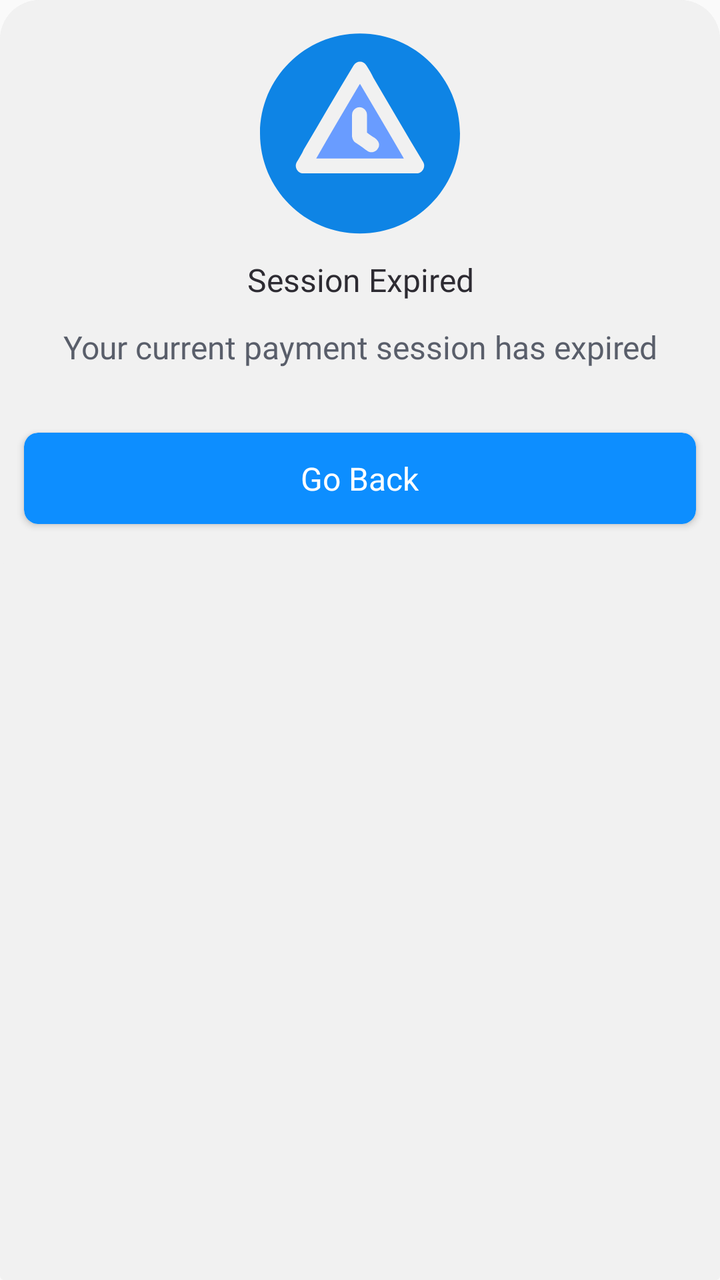
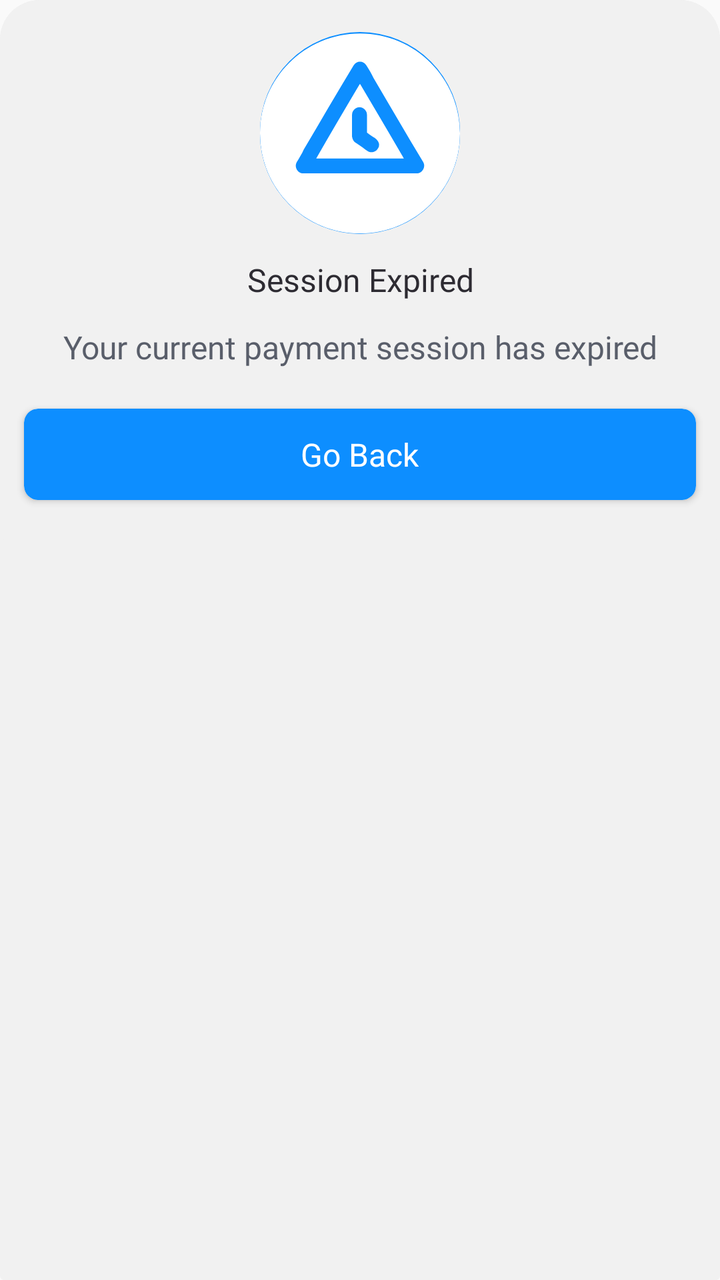

Compare the two renders of this Android layout. The source of the first and the diff that turns it into the second are given below.
<!-- AndroidManifest.xml: application theme AppTheme -->
<!-- res/layout/fragment_session_expire.xml -->
<?xml version="1.0" encoding="utf-8"?>
<androidx.coordinatorlayout.widget.CoordinatorLayout xmlns:android="http://schemas.android.com/apk/res/android"
    xmlns:app="http://schemas.android.com/apk/res-auto"
    android:layout_width="match_parent"
    android:layout_height="wrap_content"
    android:background="@drawable/bottom_sheet_bg">

    <FrameLayout
        android:id="@+id/frameLayout1"
        android:layout_width="match_parent"
        android:layout_height="wrap_content"
        android:background="@drawable/bottom_sheet_bg">

        <androidx.constraintlayout.widget.ConstraintLayout
            android:id="@+id/constraintLayout123"
            android:layout_width="match_parent"
            android:layout_height="wrap_content"
            android:background="@drawable/bottom_sheet_bg">


            <androidx.cardview.widget.CardView
                android:id="@+id/retryButton"
                android:layout_width="match_parent"
                android:layout_height="wrap_content"
                android:clickable="true"
                android:elevation="0dp"
                app:cardCornerRadius="7dp"
                android:layout_marginStart="12dp"
                android:layout_marginEnd="12dp"
                android:layout_marginBottom="20dp"
                android:layout_marginTop="32dp"
                android:background="#0D8EFF"
                app:layout_constraintBottom_toBottomOf="parent"
                app:layout_constraintTop_toBottomOf="@+id/textView12"
                app:layout_constraintStart_toStartOf="parent"
                app:layout_constraintEnd_toEndOf="parent">

                <RelativeLayout
                    android:id="@+id/proceedButtonRelativeLayout"
                    android:layout_width="match_parent"
                    android:layout_height="wrap_content"
                    android:background="@drawable/button_bg"
                    android:padding="12dp">
                    <ProgressBar
                        android:id="@+id/progressBar"
                        android:layout_width="15dp"
                        android:layout_height="15dp"
                        android:layout_centerInParent="true"
                        android:indeterminateDrawable="@drawable/loader_01"
                        android:rotation="90"
                        android:visibility="gone"/>

                    <TextView
                        android:id="@+id/textView6"
                        android:layout_width="wrap_content"
                        android:layout_height="wrap_content"
                        android:layout_centerInParent="true"
                        android:fontFamily="@font/poppins_semibold"
                        android:text="Go Back"
                        android:textColor="#FFFFFF"
                        android:textSize="16sp" />

                </RelativeLayout>
            </androidx.cardview.widget.CardView>

            <TextView
                android:id="@+id/textView11"
                android:layout_width="wrap_content"
                android:layout_height="wrap_content"
                android:layout_marginTop="12dp"
                android:fontFamily="@font/poppins_semibold"
                android:gravity="center"
                android:text="Session Expired"
                android:textColor="#2D2B32"
                android:textSize="16sp"
                app:layout_constraintEnd_toEndOf="@+id/imageView9"
                app:layout_constraintStart_toStartOf="@+id/imageView9"
                app:layout_constraintTop_toBottomOf="@+id/imageView9" />

            <TextView
                android:id="@+id/textView12"
                android:layout_width="wrap_content"
                android:layout_height="wrap_content"
                android:paddingStart="16dp"
                android:layout_marginTop="12dp"
                android:paddingEnd="16dp"
                android:fontFamily="@font/poppins"
                android:gravity="center"
                android:text="Your current payment session has expired"
                android:textColor="#595E6A"
                android:textSize="16sp"
                app:layout_constraintEnd_toEndOf="@+id/imageView9"
                app:layout_constraintStart_toStartOf="@+id/imageView9"
                app:layout_constraintTop_toBottomOf="@+id/textView11" />

            <ImageView
                android:id="@+id/imageView9"
                android:layout_width="wrap_content"
                android:layout_height="wrap_content"
                android:layout_marginTop="16dp"
                android:src="@drawable/ic_session_timedout"
                app:layout_constraintEnd_toEndOf="parent"
                app:layout_constraintStart_toStartOf="parent"
                app:layout_constraintTop_toTopOf="parent" />

        </androidx.constraintlayout.widget.ConstraintLayout>


    </FrameLayout>

</androidx.coordinatorlayout.widget.CoordinatorLayout>
<!-- resources referenced by this layout -->
<resources>
  <!-- drawable bottom_sheet_bg (drawable) -->
  <?xml version="1.0" encoding="utf-8"?>
  <shape xmlns:android="http://schemas.android.com/apk/res/android">
      <solid android:color="#F1F1F1"/>
      <corners android:topLeftRadius="20dp"
          android:topRightRadius="20dp"
          android:bottomLeftRadius="2dp"
          android:bottomRightRadius="2dp"/>
  </shape>
  <!-- drawable button_bg (drawable) -->
  <?xml version="1.0" encoding="utf-8"?>
  <shape xmlns:android="http://schemas.android.com/apk/res/android">
  <solid android:color="#0D8EFF"/>
      <corners android:radius="7dp"/>
  </shape>
  <!-- drawable ic_session_timedout (drawable) -->
  <vector xmlns:android="http://schemas.android.com/apk/res/android"
      android:width="100dp"
      android:height="101dp"
      android:viewportWidth="100"
      android:viewportHeight="101">
      <path
          android:pathData="M50,25.92C49.75,26.17 49.75,26.42 49.5,26.66C42.29,38.85 35.07,51.04 28.11,63.23C28.36,63.23 28.36,63.23 28.61,63.23C43.03,63.23 57.46,63.23 71.89,63.23C71.89,62.98 71.64,62.98 71.64,62.73C64.43,50.3 57.21,38.11 50,25.92ZM58.95,58.26C57.96,60 55.47,60.74 53.73,59.5C52.49,58.75 51.49,57.76 50.25,57.01C49.75,56.52 49,56.27 48.51,55.77C48.26,55.77 48.26,55.52 48.01,55.52C46.77,54.77 46.27,53.78 46.02,52.29C46.02,51.29 46.02,50.3 46.02,49.3C46.02,46.57 46.02,44.08 46.02,41.34C46.02,39.35 47.76,37.61 49.75,37.61C51.74,37.61 53.48,39.35 53.48,41.34C53.48,44.33 53.48,47.31 53.48,50.3C54.73,51.29 56.22,52.29 57.46,53.03C59.45,54.53 60.2,56.52 58.95,58.26Z"
          android:fillColor="#699CFF"/>
      <path
          android:pathData="M50,0.79C22.39,0.79 0,23.18 0,50.79C0,78.41 22.39,100.79 50,100.79C77.61,100.79 100,78.41 100,50.79C100,23.18 77.61,0.79 50,0.79ZM71.39,70.7C54.73,70.7 38.31,70.7 21.64,70.7C18.91,70.7 16.92,67.46 18.41,64.97C19.65,62.98 20.9,60.99 21.89,58.76C30.1,44.82 38.31,30.65 46.77,16.72C48.26,14.23 51.74,14.23 53.23,16.72C54.48,18.71 55.72,20.7 56.72,22.93C64.93,36.86 73.13,51.04 81.59,64.97C83.08,67.46 81.09,70.7 78.36,70.7C76.12,70.7 73.63,70.7 71.39,70.7Z"
          android:fillColor="#0E84E5"/>
  </vector>
  <!-- drawable loader_01 (drawable) -->
  <vector xmlns:android="http://schemas.android.com/apk/res/android"
      android:width="20dp"
      android:height="20dp"
      android:viewportWidth="20"
      android:viewportHeight="20">
    <path
        android:pathData="M10,5.929V2.5M10,17.5V14.071M14.071,10H17.5M2.5,10H5.929M12.879,7.121L15.304,4.697M4.696,15.303L7.121,12.879M12.879,12.879L15.304,15.303M4.696,4.697L7.121,7.121"
        android:strokeLineJoin="round"
        android:strokeWidth="2"
        android:fillColor="#00000000"
        android:strokeColor="#ffffff"
        android:strokeLineCap="round"/>
  </vector>
  <style name="AppTheme" parent="Theme.AppCompat.Light.NoActionBar" />
</resources>

<!-- the commit's change to res/layout/fragment_session_expire.xml (unified diff, before → after) -->
@@ -28,7 +28,7 @@
                 android:layout_marginStart="12dp"
                 android:layout_marginEnd="12dp"
                 android:layout_marginBottom="20dp"
-                android:layout_marginTop="32dp"
+                android:layout_marginTop="20dp"
                 android:background="#0D8EFF"
                 app:layout_constraintBottom_toBottomOf="parent"
                 app:layout_constraintTop_toBottomOf="@+id/textView12"
@@ -73,9 +73,9 @@
                 android:text="Session Expired"
                 android:textColor="#2D2B32"
                 android:textSize="16sp"
-                app:layout_constraintEnd_toEndOf="@+id/imageView9"
-                app:layout_constraintStart_toStartOf="@+id/imageView9"
-                app:layout_constraintTop_toBottomOf="@+id/imageView9" />
+                app:layout_constraintEnd_toEndOf="@+id/cardview9"
+                app:layout_constraintStart_toStartOf="@+id/cardview9"
+                app:layout_constraintTop_toBottomOf="@+id/cardview9" />
 
             <TextView
                 android:id="@+id/textView12"
@@ -89,19 +89,33 @@
                 android:text="Your current payment session has expired"
                 android:textColor="#595E6A"
                 android:textSize="16sp"
-                app:layout_constraintEnd_toEndOf="@+id/imageView9"
-                app:layout_constraintStart_toStartOf="@+id/imageView9"
+                app:layout_constraintEnd_toEndOf="@+id/cardview9"
+                app:layout_constraintStart_toStartOf="@+id/cardview9"
                 app:layout_constraintTop_toBottomOf="@+id/textView11" />
 
-            <ImageView
-                android:id="@+id/imageView9"
+
+            <androidx.cardview.widget.CardView
+                android:id="@+id/cardview9"
                 android:layout_width="wrap_content"
                 android:layout_height="wrap_content"
                 android:layout_marginTop="16dp"
-                android:src="@drawable/ic_session_timedout"
+                app:cardCornerRadius="50dp"
+                android:elevation="0dp"
+                app:cardElevation="0dp"
                 app:layout_constraintEnd_toEndOf="parent"
                 app:layout_constraintStart_toStartOf="parent"
-                app:layout_constraintTop_toTopOf="parent" />
+                app:layout_constraintTop_toTopOf="parent">
+
+                <ImageView
+                    android:id="@+id/imageView9"
+                    android:layout_width="wrap_content"
+                    android:layout_height="wrap_content"
+                    android:background="#0D8EFF"
+                    android:src="@drawable/ic_session_timedout"
+                     />
+
+            </androidx.cardview.widget.CardView>
+
 
         </androidx.constraintlayout.widget.ConstraintLayout>
 
<!-- resource entries referenced after the edit -->
@@ -23,10 +23,10 @@
       android:viewportHeight="101">
       <path
           android:pathData="M50,25.92C49.75,26.17 49.75,26.42 49.5,26.66C42.29,38.85 35.07,51.04 28.11,63.23C28.36,63.23 28.36,63.23 28.61,63.23C43.03,63.23 57.46,63.23 71.89,63.23C71.89,62.98 71.64,62.98 71.64,62.73C64.43,50.3 57.21,38.11 50,25.92ZM58.95,58.26C57.96,60 55.47,60.74 53.73,59.5C52.49,58.75 51.49,57.76 50.25,57.01C49.75,56.52 49,56.27 48.51,55.77C48.26,55.77 48.26,55.52 48.01,55.52C46.77,54.77 46.27,53.78 46.02,52.29C46.02,51.29 46.02,50.3 46.02,49.3C46.02,46.57 46.02,44.08 46.02,41.34C46.02,39.35 47.76,37.61 49.75,37.61C51.74,37.61 53.48,39.35 53.48,41.34C53.48,44.33 53.48,47.31 53.48,50.3C54.73,51.29 56.22,52.29 57.46,53.03C59.45,54.53 60.2,56.52 58.95,58.26Z"
-          android:fillColor="#699CFF"/>
+          android:fillColor="#ffffff"/>
       <path
           android:pathData="M50,0.79C22.39,0.79 0,23.18 0,50.79C0,78.41 22.39,100.79 50,100.79C77.61,100.79 100,78.41 100,50.79C100,23.18 77.61,0.79 50,0.79ZM71.39,70.7C54.73,70.7 38.31,70.7 21.64,70.7C18.91,70.7 16.92,67.46 18.41,64.97C19.65,62.98 20.9,60.99 21.89,58.76C30.1,44.82 38.31,30.65 46.77,16.72C48.26,14.23 51.74,14.23 53.23,16.72C54.48,18.71 55.72,20.7 56.72,22.93C64.93,36.86 73.13,51.04 81.59,64.97C83.08,67.46 81.09,70.7 78.36,70.7C76.12,70.7 73.63,70.7 71.39,70.7Z"
-          android:fillColor="#0E84E5"/>
+          android:fillColor="#ffffff"/>
   </vector>
   <!-- drawable loader_01 (drawable) -->
   <vector xmlns:android="http://schemas.android.com/apk/res/android"
